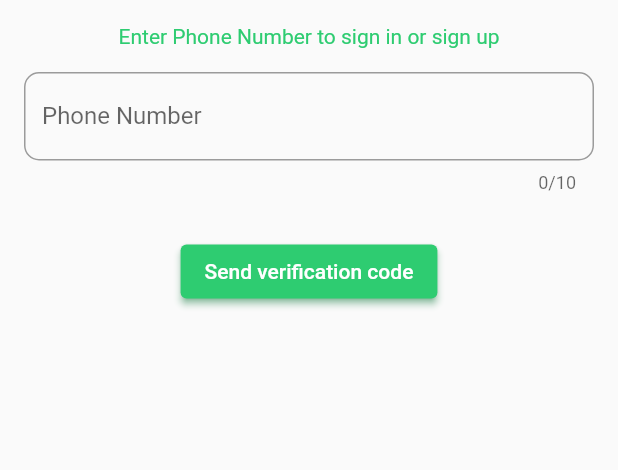
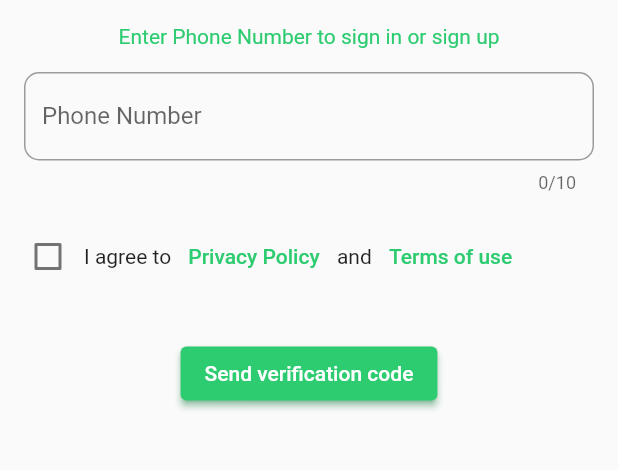
Before and after one commit to homamdraji/Ostawat, a Flutter app: the screen it shows after launch, on a phone screen of 412 x 824 dp, the part 234-704 px from its top. Run offline on Flutter 3.47's test engine with Material 2 defaults, Android fonts, the light colour scheme and no system bars; our stand-ins replace cloud_firestore, firebase_auth, firebase_core, firebase_storage, get, image_picker and 1 more; missing offline and left inert: firebase_app_check; accounts and stored records are empty.

Commit message:
app scaffold

```diff
--- a/lib/drawer2.dart
+++ b/lib/drawer2.dart
@@ -91,6 +91,7 @@ class _Drawer1State extends State<Drawer1> {
                   }, child: Text(dcont[i].tr));
                 }),
             ),
+            const SizedBox(height: 50,),
             TextButton(onPressed: () async {
               Navigator.of(context).pushReplacementNamed('/signup');
               await FirebaseAuth.instance.signOut();
--- a/lib/main.dart
+++ b/lib/main.dart
@@ -43,7 +43,12 @@ class Mainp extends StatelessWidget {
   Widget build(BuildContext context) {
 
     Mylocalecontroller controller =  Get.put(Mylocalecontroller());
-    return  GetMaterialApp(
+    return  GestureDetector(
+       onTap: () {
+        // FocusScope.of(context).unfocus() will hide the keyboard.
+        FocusScope.of(context).unfocus();
+      },
+      child: GetMaterialApp(
         title: 'Ostawat',
         locale: controller.initialang,
         translations: Mylocale(),
@@ -85,7 +90,8 @@ class Mainp extends StatelessWidget {
           // '/signin' :(context) => const Signin(),
           '/signup' :(context) =>  PhoneInputPage(),
           '/homepage' : (context) => const Homepage(),
-        });}
+          }),
+    );}
 
       }
 
--- a/lib/signuppage.dart
+++ b/lib/signuppage.dart
@@ -9,6 +9,7 @@ import 'package:flutter/material.dart';
 import 'package:firebase_auth/firebase_auth.dart';
 import 'package:get/get.dart';
 import 'package:ostawat/loading.dart';
+import 'package:ostawat/privacypolicy.dart';
 
 import 'mylocale.dart';
 
@@ -20,13 +21,27 @@ import 'mylocale.dart';
 
 
 
-class PhoneInputPage extends StatelessWidget {
-  final TextEditingController phoneNumberController = TextEditingController();
+class PhoneInputPage extends StatefulWidget {
 
   PhoneInputPage({super.key});
 
   @override
+  State<PhoneInputPage> createState() => _PhoneInputPageState();
+}
+
+class _PhoneInputPageState extends State<PhoneInputPage> {
+  final TextEditingController phoneNumberController = TextEditingController();
+
+  @override
   Widget build(BuildContext context) {
+
+      bool _isAgreedToTerms = false;
+  void agree (newValue) {
+                  setState(() {
+                    _isAgreedToTerms = newValue!;
+                  });
+                }
+
     GlobalKey<FormState> formkeystate = GlobalKey<FormState>();
 FirebaseAuth auth = FirebaseAuth.instance;
 
@@ -42,19 +57,19 @@ FirebaseAuth auth = FirebaseAuth.instance;
 
   final errorCode = exception.code;
   print("Error code: $errorCode");
-   showDialog(
-        context: context,
-        builder: (context) {
-          return AlertDialog(
-            title: Center(child: Column(
-              children: [
-                Text(exception.toString()),
-                Text(errorCode),
-              ],
-            )),
-          );
-        },
-      );
+  //  showDialog(
+  //       context: context,
+  //       builder: (context) {
+  //         return AlertDialog(
+  //           title: Center(child: Column(
+  //             children: [
+  //               Text(exception.toString()),
+  //               Text(errorCode),
+  //             ],
+  //           )),
+  //         );
+  //       },
+  //     );
   if (errorCode == 'network-request-failed' || errorCode == 'internal-error' ){
 
         showDialog(
@@ -160,13 +175,50 @@ Mylocalecontroller localecont = Get.find();
 
                  ),
 
+                const SizedBox(height: 10,),
+
+          Row(
+                children: [
+                  Checkbox(
+                    value: _isAgreedToTerms,
+                    onChanged: agree,
+                  ),
+                  Text("I agree to ".tr),
+                  TextButton(
+                    onPressed: (){
+                       Navigator.push(context,
+                   MaterialPageRoute(builder: (context) => const PrivacyPolicyScreen()),);
+                    },
+                    child: Text('Privacy Policy'.tr),
+                  ),
+                  Text(" and ".tr),
+                  TextButton(
+                    onPressed: (){
+                      Navigator.push(context,
+                   MaterialPageRoute(builder: (context) => const Termsofuse()),);
+                    },
+                    child: Text('Terms'.tr),
+                  ),
+                ],
+              ),
+          const SizedBox(height: 10,),
                 Container(
                    padding: const EdgeInsets.all(10),
                    margin: const EdgeInsets.all(10),
                   child: Column(
                     children: [
+
                       ElevatedButton(
-                        onPressed: () {
+                        onPressed: !_isAgreedToTerms?
+                        (){
+                  showDialog(context: context,
+                    builder: (context){
+                  return  AlertDialog(
+                   title: Center(child: Text('you should agree to privacy'.tr)),
+                    );
+                    });
+                    }
+                        :() {
                            var formdata = formkeystate.currentState;
                            if (formdata!.validate()){
 
@@ -174,8 +226,7 @@ Mylocalecontroller localecont = Get.find();
                             signUpWithPhoneNumber();
                             print('+964${phoneNumberController.text}');
                             }
-
-                        },
+                        } ,
                         child:  Text('Next'.tr),
                       ),
                     ],
```
Also changed, not shown: lib/addservice.dart (+16 -4 lines). Lines whose indentation alone changed are shown as unchanged.
